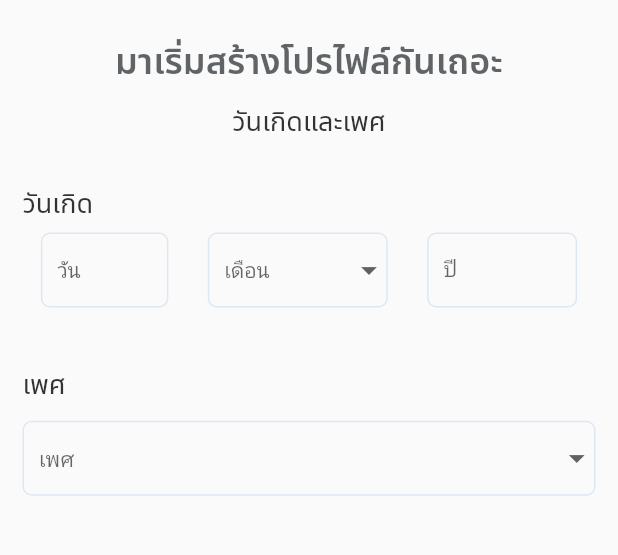
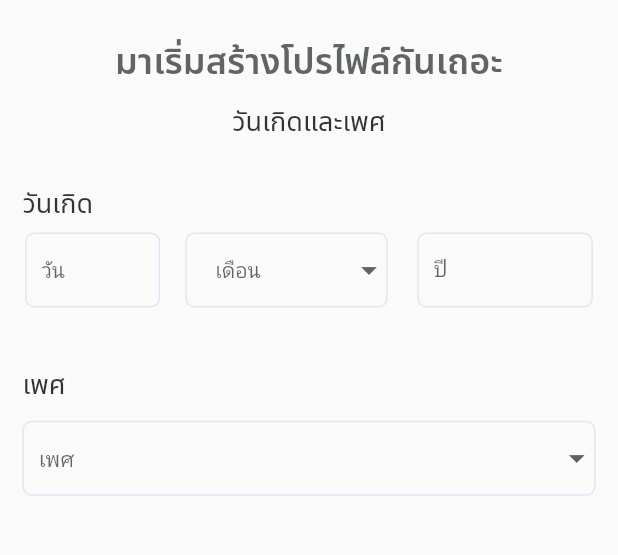
Before and after one commit to LILININL/ParwarnF, a Flutter app: the DateOfBirthPage screen opened by its route, on a phone screen of 412 x 824 dp, the part 84-639 px from its top. Run offline on Flutter 3.47's test engine with Material 2 defaults, Android fonts, the phone set to English and light mode, and no system bars; drawn by our look-alikes of getwidget; our stand-ins replace image_cropper, image_picker, intl_phone_field, pin_code_fields.

Commit message:
mac to win

```diff
--- a/lib/Modules/CreateProfile/Components/Page/DateofbridPage/DateOfBirthPage.dart
+++ b/lib/Modules/CreateProfile/Components/Page/DateofbridPage/DateOfBirthPage.dart
@@ -67,14 +67,14 @@ class _DateOfBirthPageState extends State<DateOfBirthPage> {
             Expanded(
               flex: 1,
               child: Padding(
-                padding: const EdgeInsets.fromLTRB(11, 5, 11, 15),
+                padding: const EdgeInsets.fromLTRB(0, 5, 0, 15),
                 child: Row(
                   crossAxisAlignment: CrossAxisAlignment.start,
                   mainAxisAlignment: MainAxisAlignment.spaceEvenly,
                   children: <Widget>[
                     SizedBox(
                         height: 50,
-                        width: 85,
+                        width: 90,
                         child: DecoratedBox(
                           decoration: BoxDecoration(
                             border: Border.all(color: inputcolor),
@@ -106,16 +106,16 @@ class _DateOfBirthPageState extends State<DateOfBirthPage> {
                         )),
                     SizedBox(
                       height: 50,
-                      width: 130,
+                      width: 135,
                       child: Padding(
-                        padding: const EdgeInsets.fromLTRB(10, 0, 0, 0),
+                        padding: const EdgeInsets.fromLTRB(0, 0, 0, 0),
                         child: DecoratedBox(
                           decoration: BoxDecoration(
                             border: Border.all(color: inputcolor),
                             borderRadius: BorderRadius.circular(6),
                           ),
                           child: Padding(
-                            padding: const EdgeInsets.fromLTRB(11, 0, 0, 0),
+                            padding: const EdgeInsets.fromLTRB(20, 0, 0, 0),
                             child: DropdownButton<String>(
                               isExpanded: true,
                               value: defalutMonth,
@@ -139,9 +139,9 @@ class _DateOfBirthPageState extends State<DateOfBirthPage> {
                     ),
                     SizedBox(
                       height: 50,
-                      width: 110,
+                      width: 120,
                       child: Padding(
-                        padding: const EdgeInsets.fromLTRB(10, 0, 0, 0),
+                        padding: const EdgeInsets.fromLTRB(3, 0, 0, 0),
                         child: DecoratedBox(
                           decoration: BoxDecoration(
                             border: Border.all(color: inputcolor),
--- a/lib/Modules/CreateProfile/Components/Utils/InputDateofbirthGender.dart
+++ b/lib/Modules/CreateProfile/Components/Utils/InputDateofbirthGender.dart
@@ -63,13 +63,17 @@ List<DropdownMenuItem<String>> get SelectGender {
   return [
     const DropdownMenuItem(
       value: '',
-      child: Text('เลือกเพศ'),
+      child: Text(
+        'เลือกเพศ',
+        textAlign: TextAlign.center,
+      ),
     ),
     ...usergender.map<DropdownMenuItem<String>>((data) {
       return DropdownMenuItem(
         value: data['value'],
         child: Text(
           data['gender']!,
+          textAlign: TextAlign.center,
         ),
       );
     }).toList(),
--- a/lib/Modules/SearchJop/Components/Widget/Card/CardSearch1.dart
+++ b/lib/Modules/SearchJop/Components/Widget/Card/CardSearch1.dart
@@ -13,8 +13,9 @@ class CardSearch1 extends StatelessWidget {
     return Expanded(
       flex: 1,
       child: GFCard(
+        padding: const EdgeInsets.symmetric(horizontal: 10, vertical: 12),
         image: Image.asset(
-            height: MediaQuery.of(context).size.height * 0.13,
+            height: MediaQuery.of(context).size.height * 0.17,
             width: MediaQuery.of(context).size.width,
             fit: BoxFit.cover,
             'assets/images/profile/avatar/looking-for-jobs-vector.png'),
```
Also changed, not shown: 1 other file.
